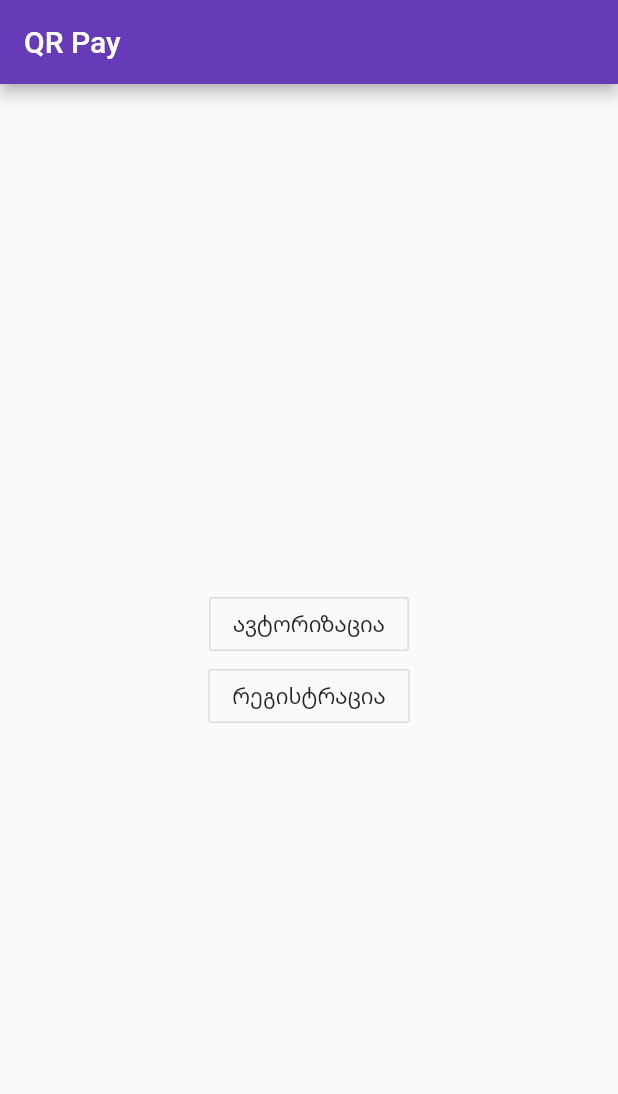
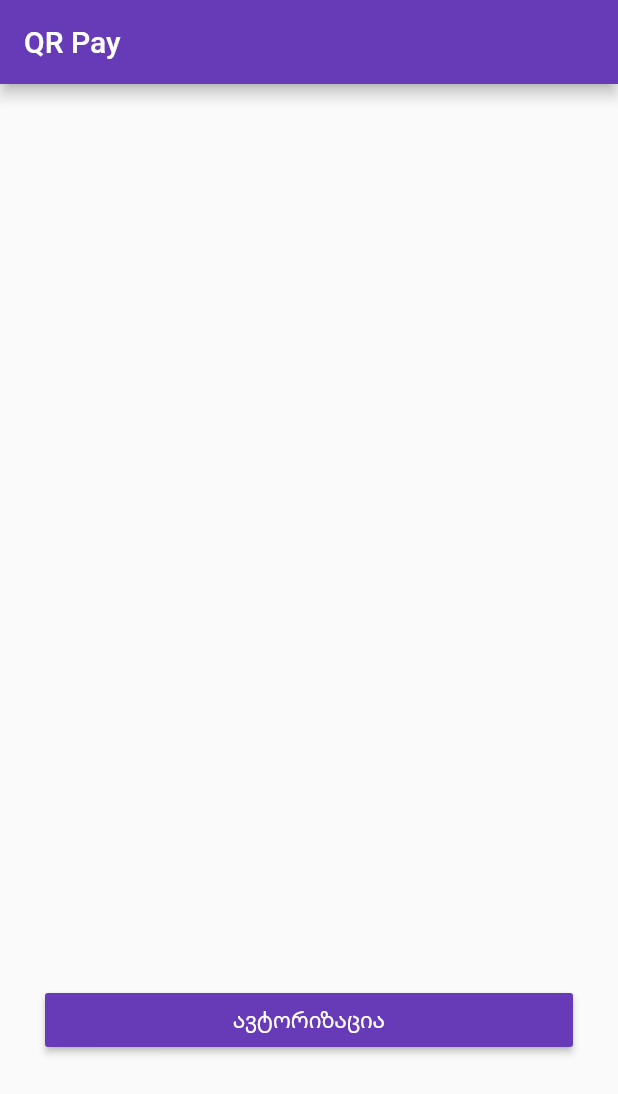
Before and after one commit to alexandrius/QR_Pay, a Flutter app: the screen it shows after launch, on a phone screen of 412 x 824 dp. Shown: the top 1094 px of the screen. Run offline on Flutter 3.47's test engine with Material 2 defaults, Android fonts, the phone set to English and light mode, and no system bars; our stand-ins replace cloud_firestore, flutter_masked_text, share, shared_preferences; missing offline and left inert: barcode_scan; accounts and stored records are empty.

Commit message:
Apply minor fixes

```diff
--- a/lib/main.dart
+++ b/lib/main.dart
@@ -10,6 +10,7 @@ class MyApp extends StatelessWidget {
   Widget build(BuildContext context) {
     return  MaterialApp(
       title: 'Flutter Demo',
+      debugShowCheckedModeBanner: false,
       theme: new ThemeData(
         // This is the theme of your application.
         //
--- a/lib/screens/addCard.dart
+++ b/lib/screens/addCard.dart
@@ -36,7 +36,7 @@ class _AddCardState extends State<AddCard> {
       if (cardController.text.length > 0) {
         if (cardController.text.startsWith('5')) {
           currentIcon = masterCardIcon;
-        } else {
+        } else if(cardController.text.startsWith('4')){
           currentIcon = visaIcon;
         }
         setState(() {
@@ -125,7 +125,7 @@ class _AddCardState extends State<AddCard> {
         RaisedButton(
           child: Text('დამატება'),
           onPressed: () {
-            if (cardController.text.length > 0 && dateController.text.length > 0 && cvvController.text.length == 3) {
+            if (cardController.text.length == 19 && dateController.text.length > 0 && cvvController.text.length == 3) {
               setState(() {
                 showProgress = true;
               });
--- a/lib/screens/auth.dart
+++ b/lib/screens/auth.dart
@@ -29,21 +29,27 @@ class _AuthState extends State<Auth> {
           title: Text("QR Pay"),
         ),
         body: Container(
-            padding: EdgeInsets.all(10.0),
+            padding: EdgeInsets.all(30.0),
             child: Column(
-              mainAxisAlignment: MainAxisAlignment.center,
+              mainAxisAlignment: MainAxisAlignment.end,
               mainAxisSize: MainAxisSize.max,
               children: [
                 Container(
                   color: Colors.red,
                 ),
-                OutlineButton(
-                  child: Text("ავტორიზაცია"),
-                  onPressed: () {
-                    Navigator.push(context, MaterialPageRoute(builder: (context) => Login(title: 'ავტორიზაცია')));
-                  },
-                ),
-                OutlineButton(child: Text("რეგისტრაცია"), onPressed: () {}),
+                ConstrainedBox(
+                    constraints: const BoxConstraints(minWidth: double.infinity),
+                    child: RaisedButton(
+                      color: Colors.deepPurple,
+                      child: Text(
+                        "ავტორიზაცია",
+                        style: TextStyle(color: Colors.white),
+                      ),
+                      onPressed: () {
+                        Navigator.push(context, MaterialPageRoute(builder: (context) => Login(title: 'ავტორიზაცია')));
+                      },
+                    )),
+                SizedBox(height: 90.0)
               ],
             )));
   }
--- a/lib/screens/login.dart
+++ b/lib/screens/login.dart
@@ -36,7 +36,7 @@ class _LoginState extends State<Login> {
             _animatedHeight = 80.0;
           });
 
-          Timer(const Duration(milliseconds: 500), () {
+          Timer(const Duration(milliseconds: 900), () {
             setState(() {
               var rng = new Random();
               smsController.text = rng.nextInt(9999).toString();
@@ -130,7 +130,6 @@ class _LoginState extends State<Login> {
         height: _animatedHeight,
         duration: Duration(milliseconds: 500),
         child: TextFormField(
-          maxLength: 4,
           controller: smsController,
           keyboardType: TextInputType.number,
           decoration: InputDecoration(
```
